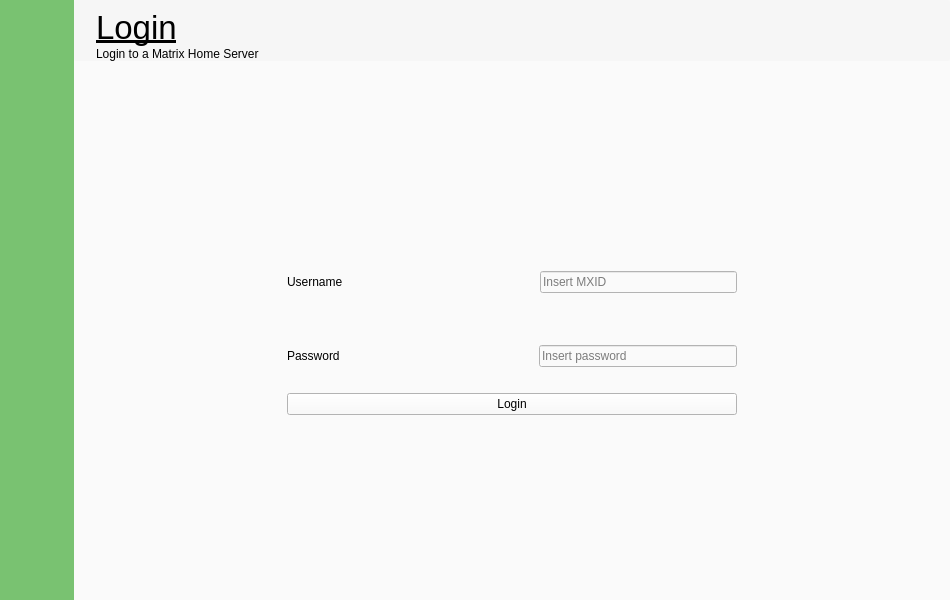
The window that qml/ui/login.ui (Nordgedanken/Morpheus) describes before a commit, drawn with Qt 5.
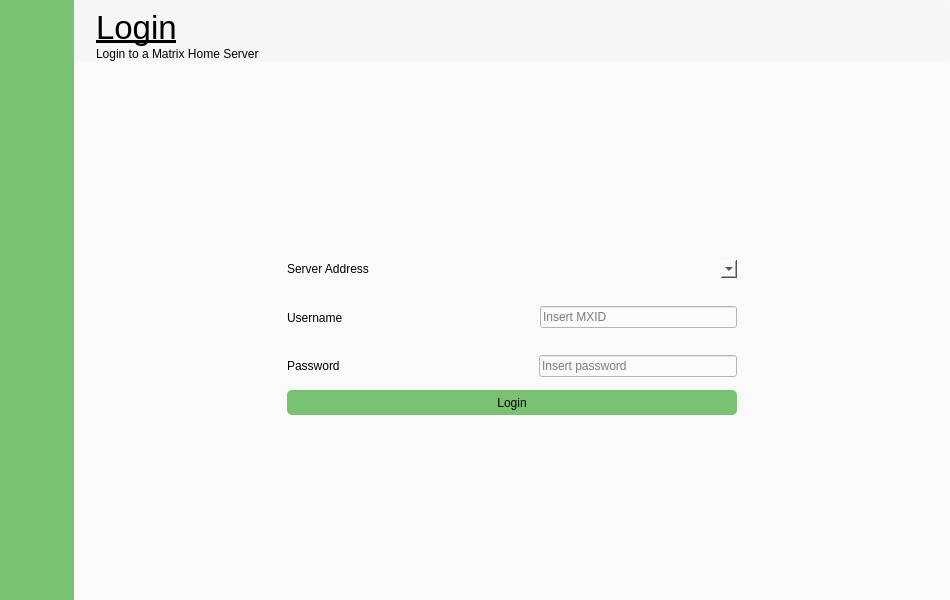
The same window after the commit. Icons and pictures are not drawn.

Commit message: Add Server Address Dropdown to Login Page

Patch:
```diff
--- a/qml/ui/login.ui
+++ b/qml/ui/login.ui
@@ -510,6 +510,87 @@
             <property name="bottomMargin">
              <number>0</number>
             </property>
+            <item>
+             <widget class="QWidget" name="ServerChooserDropdown_w" native="true">
+              <property name="sizePolicy">
+               <sizepolicy hsizetype="Expanding" vsizetype="Expanding">
+                <horstretch>0</horstretch>
+                <verstretch>0</verstretch>
+               </sizepolicy>
+              </property>
+              <layout class="QHBoxLayout" name="horizontalLayout_5">
+               <property name="spacing">
+                <number>0</number>
+               </property>
+               <property name="leftMargin">
+                <number>0</number>
+               </property>
+               <property name="topMargin">
+                <number>0</number>
+               </property>
+               <property name="rightMargin">
+                <number>0</number>
+               </property>
+               <property name="bottomMargin">
+                <number>0</number>
+               </property>
+               <item>
+                <widget class="QLabel" name="ServerChooser">
+                 <property name="sizePolicy">
+                  <sizepolicy hsizetype="Preferred" vsizetype="Expanding">
+                   <horstretch>0</horstretch>
+                   <verstretch>0</verstretch>
+                  </sizepolicy>
+                 </property>
+                 <property name="text">
+                  <string>Server Address</string>
+                 </property>
+                </widget>
+               </item>
+               <item>
+                <spacer name="horizontalSpacer_3">
+                 <property name="orientation">
+                  <enum>Qt::Horizontal</enum>
+                 </property>
+                 <property name="sizeType">
+                  <enum>QSizePolicy::Expanding</enum>
+                 </property>
+                 <property name="sizeHint" stdset="0">
+                  <size>
+                   <width>68</width>
+                   <height>20</height>
+                  </size>
+                 </property>
+                </spacer>
+               </item>
+               <item>
+                <widget class="QComboBox" name="ServerChooserDropdown">
+                 <property name="sizePolicy">
+                  <sizepolicy hsizetype="Expanding" vsizetype="Fixed">
+                   <horstretch>0</horstretch>
+                   <verstretch>0</verstretch>
+                  </sizepolicy>
+                 </property>
+                 <property name="styleSheet">
+                  <string notr="true">QComboBox {
+    border-radius: 3px;
+    padding: 1px 18px 1px 3px;
+}
+
+QComboBox::down-arrow {
+    image: url(:/qml/icons/ic_arrow_drop_down_black_48px.svg);
+}
+
+QComboBox::down-arrow:on { /* shift the arrow when popup is open */
+    top: 1px;
+    left: 1px;
+}</string>
+                 </property>
+                </widget>
+               </item>
+              </layout>
+             </widget>
+            </item>
             <item>
              <widget class="QWidget" name="Username_w" native="true">
               <property name="sizePolicy">
@@ -641,6 +722,17 @@
             </item>
             <item>
              <widget class="QPushButton" name="LoginButton">
+              <property name="styleSheet">
+               <string notr="true">QPushButton {
+    border-radius: 5px;
+    background-color: rgb(121, 194, 113);
+	min-height: 25px;
+}
+
+QPushButton:default {
+    border-color: navy; /* make the default button prominent */
+}</string>
+              </property>
               <property name="text">
                <string>Login</string>
               </property>
```
The commit also changes 4 other files.
